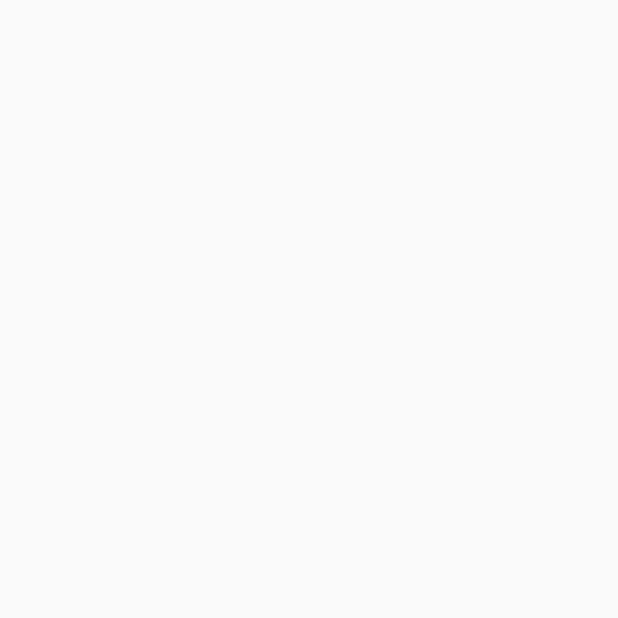
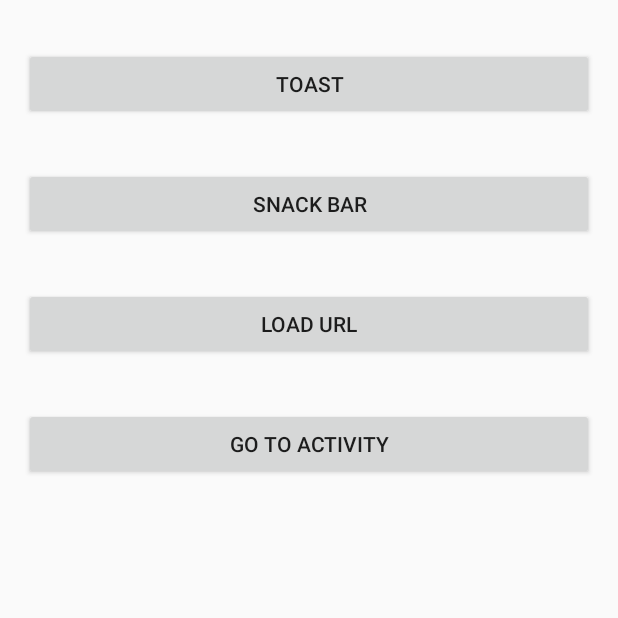
Before and after one commit to harsvega/HolaMundo, an Android app: the ExtensionFunctionsActivity screen opened directly, with no data from a screen before it, on a phone screen of 412 x 824 dp, the top half of it. Before the commit the part shown is empty. Run offline under Robolectric (Android 15) with nearby library versions, the phone set to English and light mode, and no system bars; pictures from the network do not load.

Commit message:
Se termino el la clase 04 se finalizo ExtensionFunctionsActivity.kt

```diff
--- a/app/build.gradle
+++ b/app/build.gradle
@@ -48,7 +48,7 @@ dependencies {
     testImplementation 'junit:junit:4.13'
     androidTestImplementation 'com.android.support.test:runner:1.0.2'
     androidTestImplementation 'com.android.support.test.espresso:espresso-core:3.0.2'
-
+    implementation 'com.squareup.picasso:picasso:2.71828'
 
     //noinspection GradleCompatible
     implementation 'com.android.support:design:28.0.0'
--- a/app/src/main/java/com/example/holamundo/activities/ExtensionFunctionsActivity.kt
+++ b/app/src/main/java/com/example/holamundo/activities/ExtensionFunctionsActivity.kt
@@ -2,11 +2,27 @@ package com.example.holamundo.activities
 
 import androidx.appcompat.app.AppCompatActivity
 import android.os.Bundle
+import com.example.holamundo.MainActivity
 import com.example.holamundo.R
+import com.example.holamundo.other.goToActivity
+import com.example.holamundo.other.loadByURL
+import com.example.holamundo.other.snackBar
+import com.example.holamundo.other.toast
+import kotlinx.android.synthetic.main.activity_extension_functions.*
+
 
 class ExtensionFunctionsActivity : AppCompatActivity() {
     override fun onCreate(savedInstanceState: Bundle?) {
         super.onCreate(savedInstanceState)
         setContentView(R.layout.activity_extension_functions)
+
+        buttonToast.setOnClickListener { toast("I love extension functions!") }
+        buttonSnackBar.setOnClickListener { snackBar("I love extension functions!", action = "Undo") {
+
+            toast("Undo!!")
+
+        } }
+        buttonLoadByUrl.setOnClickListener { imageViewLoadedByUrl.loadByURL("https://udemy-images.udemy.com/course/480x270/1325930_f5f6_3.jpg") }
+        buttonGoToActivity.setOnClickListener { goToActivity<MainActivity>() }
     }
 }
--- /dev/null
+++ b/app/src/main/java/com/example/holamundo/other/ExtensionFunction.kt
@@ -0,0 +1,53 @@
+package com.example.holamundo.other
+
+import android.app.Activity
+import android.content.Intent
+import android.view.LayoutInflater
+import android.view.View
+import android.view.ViewGroup
+import android.widget.ImageView
+import android.widget.Toast
+import com.example.holamundo.R
+import com.google.android.material.snackbar.Snackbar
+
+import com.squareup.picasso.Picasso
+
+
+fun Int.isNatural() = this >= 0
+
+fun Activity.toast(message: CharSequence, duration: Int = Toast.LENGTH_LONG) = Toast.makeText(this, message, duration).show()
+
+fun Activity.toast(resourceId: Int, duration: Int = Toast.LENGTH_SHORT) = Toast.makeText(this, resourceId, duration).show()
+
+//  android:id="@+id/container" se debe colocar en antivity .xml segun la variable
+fun Activity.snackBar(message: CharSequence, view: View? = findViewById(R.id.container),
+
+                      //
+                      duration: Int = Snackbar.LENGTH_INDEFINITE, action: String? = null,
+                      actionEvt: (v: View) -> Unit = {}) {
+
+    if (view != null) {
+        val snackBar = Snackbar.make(view!!, message, duration)
+        if (!action.isNullOrEmpty()) {
+            snackBar.setAction(action, actionEvt)
+        }
+        snackBar.show()
+    }
+
+}
+
+fun ViewGroup.inflate(layoutId: Int) = LayoutInflater.from(context).inflate(layoutId, this, false)!!
+
+fun ImageView.loadByURL(url: String) = Picasso.get().load(url).into(this)
+
+inline fun <reified T : Activity>Activity.goToActivity(noinline init: Intent.() -> Unit = {}) {
+    val intent = Intent(this, T::class.java)
+    intent.init()
+    startActivity(intent)
+}
+
+fun Activity.goToActivityResult(action: String, requestCode: Int, init: Intent.() -> Unit = {}) {
+    val intent = Intent(action)
+    intent.init()
+    startActivityForResult(intent, requestCode)
+}
--- a/app/src/main/res/layout/activity_extension_functions.xml
+++ b/app/src/main/res/layout/activity_extension_functions.xml
@@ -2,8 +2,69 @@
 <androidx.constraintlayout.widget.ConstraintLayout xmlns:android="http://schemas.android.com/apk/res/android"
     xmlns:app="http://schemas.android.com/apk/res-auto"
     xmlns:tools="http://schemas.android.com/tools"
+
+    android:id="@+id/container"
     android:layout_width="match_parent"
     android:layout_height="match_parent"
     tools:context=".activities.ExtensionFunctionsActivity">
 
+    <Button
+        android:id="@+id/buttonToast"
+        android:layout_width="0dp"
+        android:layout_height="wrap_content"
+        android:layout_marginEnd="16dp"
+        android:layout_marginStart="16dp"
+        android:layout_marginTop="32dp"
+        android:text="@string/extensions_toast"
+        app:layout_constraintEnd_toEndOf="parent"
+        app:layout_constraintStart_toStartOf="parent"
+        app:layout_constraintTop_toTopOf="parent"/>
+
+    <Button
+        android:id="@+id/buttonSnackBar"
+        android:layout_width="0dp"
+        android:layout_height="wrap_content"
+        android:layout_marginEnd="16dp"
+        android:layout_marginStart="16dp"
+        android:layout_marginTop="32dp"
+        android:text="@string/extensions_snack_bar"
+        app:layout_constraintEnd_toEndOf="parent"
+        app:layout_constraintStart_toStartOf="parent"
+        app:layout_constraintTop_toBottomOf="@+id/buttonToast"/>
+
+    <Button
+        android:id="@+id/buttonLoadByUrl"
+        android:layout_width="0dp"
+        android:layout_height="wrap_content"
+        android:layout_marginEnd="16dp"
+        android:layout_marginStart="16dp"
+        android:layout_marginTop="32dp"
+        android:text="@string/extensions_load_url"
+        app:layout_constraintEnd_toEndOf="parent"
+        app:layout_constraintStart_toStartOf="parent"
+        app:layout_constraintTop_toBottomOf="@+id/buttonSnackBar"/>
+
+    <Button
+        android:id="@+id/buttonGoToActivity"
+        android:layout_width="0dp"
+        android:layout_height="wrap_content"
+        android:layout_marginEnd="16dp"
+        android:layout_marginStart="16dp"
+        android:layout_marginTop="32dp"
+        android:text="@string/extensions_go_to"
+        app:layout_constraintEnd_toEndOf="parent"
+        app:layout_constraintStart_toStartOf="parent"
+        app:layout_constraintTop_toBottomOf="@+id/buttonLoadByUrl"/>
+
+    <ImageView
+        android:id="@+id/imageViewLoadedByUrl"
+        android:layout_width="wrap_content"
+        android:layout_height="wrap_content"
+        android:layout_marginEnd="8dp"
+        android:layout_marginStart="8dp"
+        android:layout_marginTop="32dp"
+        app:layout_constraintEnd_toEndOf="parent"
+        app:layout_constraintStart_toStartOf="parent"
+        app:layout_constraintTop_toBottomOf="@+id/buttonGoToActivity"/>
+
 </androidx.constraintlayout.widget.ConstraintLayout>
```
